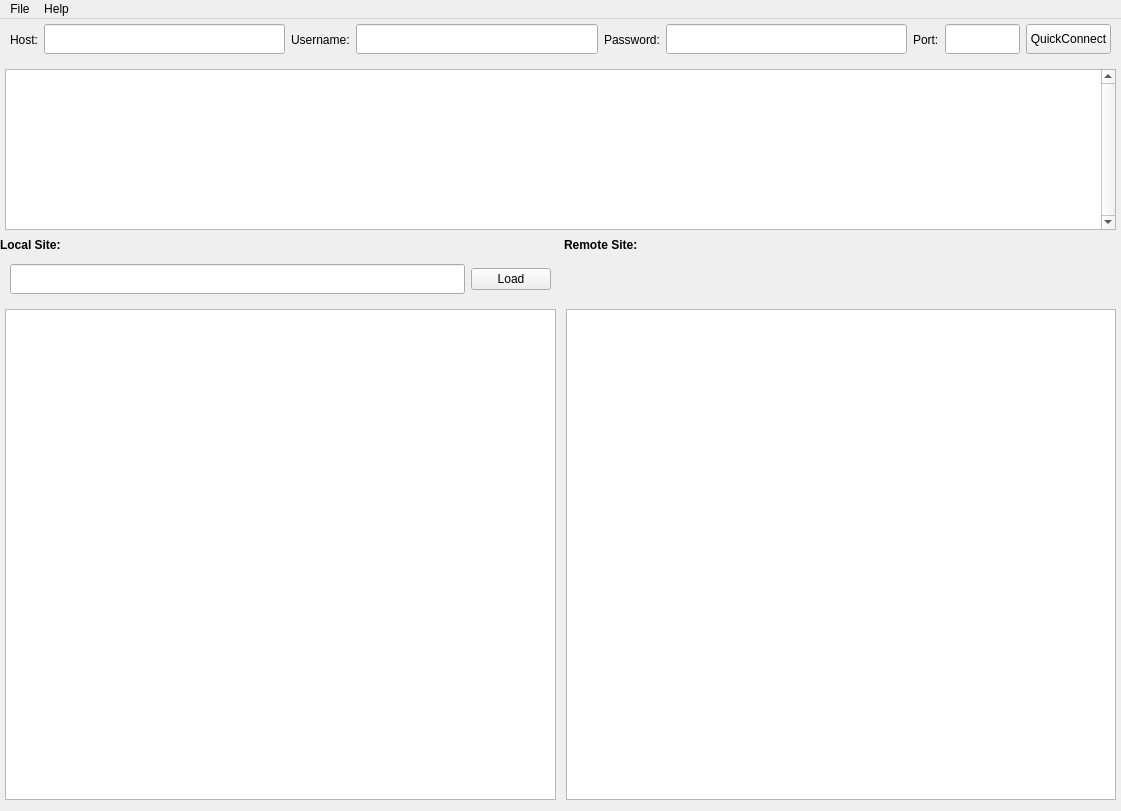
Old version of the form FTPClient.ui in the repository hoangsang17th/FTP.
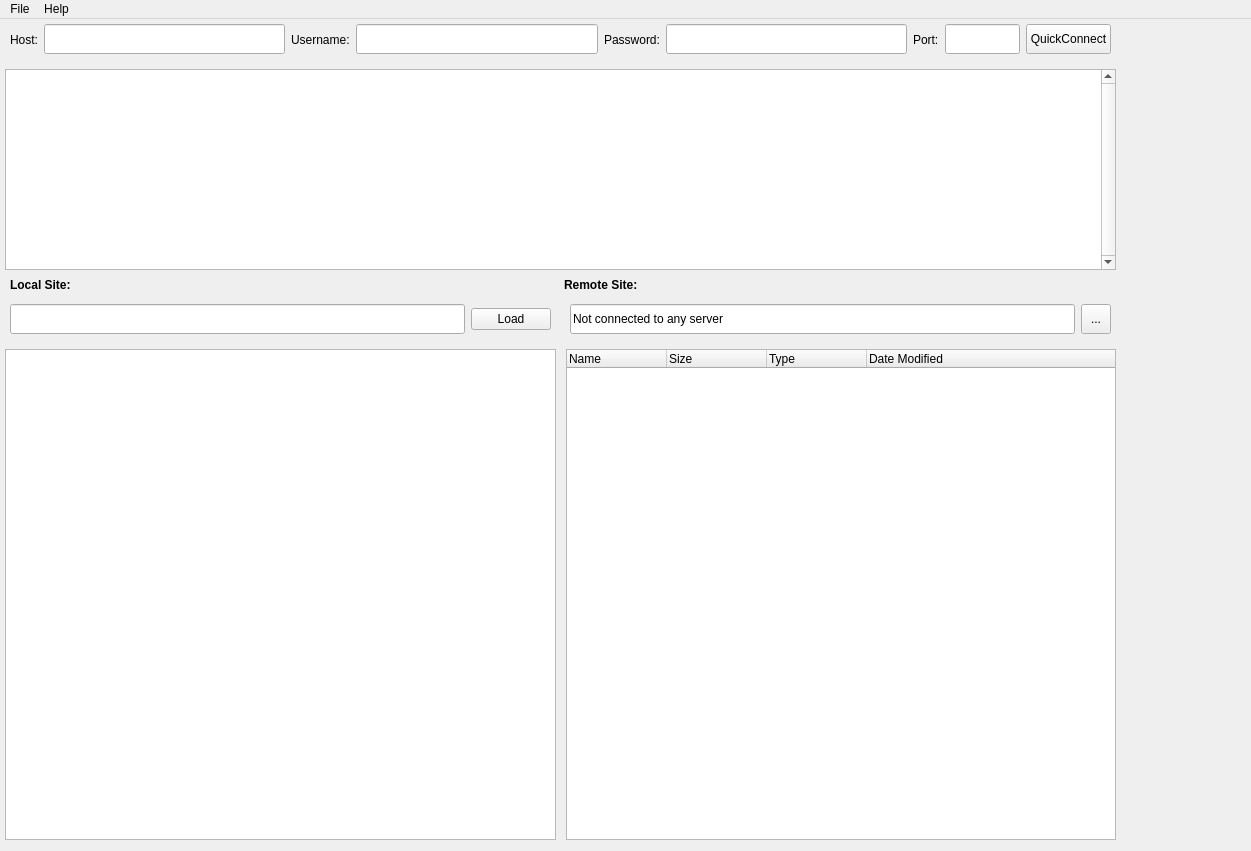
New version of the form. Icons and pictures are not drawn.

Diff of the .ui file:
```diff
--- a/FTPClient.ui
+++ b/FTPClient.ui
@@ -6,20 +6,35 @@
    <rect>
     <x>0</x>
     <y>0</y>
-    <width>1121</width>
-    <height>811</height>
+    <width>1251</width>
+    <height>851</height>
    </rect>
   </property>
+  <property name="maximumSize">
+   <size>
+    <width>999999</width>
+    <height>851</height>
+   </size>
+  </property>
   <property name="windowTitle">
    <string>FTP Client by Hoangsang17th</string>
   </property>
   <widget class="QWidget" name="widgetAll">
    <property name="sizePolicy">
-    <sizepolicy hsizetype="Preferred" vsizetype="Preferred">
+    <sizepolicy hsizetype="Maximum" vsizetype="Maximum">
      <horstretch>0</horstretch>
      <verstretch>0</verstretch>
     </sizepolicy>
    </property>
+   <property name="minimumSize">
+    <size>
+     <width>1121</width>
+     <height>825</height>
+    </size>
+   </property>
+   <property name="layoutDirection">
+    <enum>Qt::LeftToRight</enum>
+   </property>
    <widget class="QWidget" name="horizontalLayoutWidget">
     <property name="geometry">
      <rect>
@@ -213,7 +228,7 @@
       <x>0</x>
       <y>40</y>
       <width>1121</width>
-      <height>171</height>
+      <height>211</height>
      </rect>
     </property>
     <layout class="QHBoxLayout" name="layoutStatus">
@@ -248,14 +263,14 @@
     <property name="geometry">
      <rect>
       <x>0</x>
-      <y>280</y>
+      <y>320</y>
       <width>1121</width>
       <height>501</height>
      </rect>
     </property>
     <layout class="QGridLayout" name="gridLayout">
      <property name="sizeConstraint">
-      <enum>QLayout::SetDefaultConstraint</enum>
+      <enum>QLayout::SetMaximumSize</enum>
      </property>
      <property name="leftMargin">
       <number>5</number>
@@ -270,13 +285,79 @@
       <number>10</number>
      </property>
      <item row="2" column="0">
-      <widget class="QTreeView" name="folderLocal"/>
+      <widget class="QTreeView" name="folderLocal">
+       <property name="mouseTracking">
+        <bool>true</bool>
+       </property>
+       <property name="contextMenuPolicy">
+        <enum>Qt::CustomContextMenu</enum>
+       </property>
+       <property name="acceptDrops">
+        <bool>true</bool>
+       </property>
+       <property name="dragEnabled">
+        <bool>true</bool>
+       </property>
+       <property name="dragDropOverwriteMode">
+        <bool>true</bool>
+       </property>
+       <property name="dragDropMode">
+        <enum>QAbstractItemView::DragDrop</enum>
+       </property>
+       <property name="defaultDropAction">
+        <enum>Qt::MoveAction</enum>
+       </property>
+       <property name="sortingEnabled">
+        <bool>true</bool>
+       </property>
+      </widget>
      </item>
      <item row="2" column="1">
-      <widget class="QTreeView" name="folderServer">
+      <widget class="QTreeWidget" name="folderServer">
+       <property name="minimumSize">
+        <size>
+         <width>550</width>
+         <height>0</height>
+        </size>
+       </property>
+       <property name="maximumSize">
+        <size>
+         <width>550</width>
+         <height>16777215</height>
+        </size>
+       </property>
+       <property name="focusPolicy">
+        <enum>Qt::ClickFocus</enum>
+       </property>
        <property name="contextMenuPolicy">
         <enum>Qt::NoContextMenu</enum>
        </property>
+       <property name="dragEnabled">
+        <bool>true</bool>
+       </property>
+       <property name="dragDropOverwriteMode">
+        <bool>true</bool>
+       </property>
+       <column>
+        <property name="text">
+         <string>Name</string>
+        </property>
+       </column>
+       <column>
+        <property name="text">
+         <string>Size</string>
+        </property>
+       </column>
+       <column>
+        <property name="text">
+         <string>Type</string>
+        </property>
+       </column>
+       <column>
+        <property name="text">
+         <string>Date Modified</string>
+        </property>
+       </column>
       </widget>
      </item>
     </layout>
@@ -285,12 +366,18 @@
     <property name="geometry">
      <rect>
       <x>0</x>
-      <y>210</y>
+      <y>250</y>
       <width>1121</width>
       <height>31</height>
      </rect>
     </property>
     <layout class="QHBoxLayout" name="layoutNameSite">
+     <property name="leftMargin">
+      <number>10</number>
+     </property>
+     <property name="rightMargin">
+      <number>10</number>
+     </property>
      <item>
       <widget class="QLabel" name="lbFolderLocal">
        <property name="font">
@@ -326,7 +413,7 @@
     <property name="geometry">
      <rect>
       <x>0</x>
-      <y>240</y>
+      <y>280</y>
       <width>561</width>
       <height>41</height>
      </rect>
@@ -360,13 +447,60 @@
      </item>
     </layout>
    </widget>
+   <widget class="QWidget" name="horizontalLayoutWidget_5">
+    <property name="geometry">
+     <rect>
+      <x>560</x>
+      <y>280</y>
+      <width>561</width>
+      <height>41</height>
+     </rect>
+    </property>
+    <layout class="QHBoxLayout" name="layoutPathServer">
+     <property name="leftMargin">
+      <number>10</number>
+     </property>
+     <property name="rightMargin">
+      <number>10</number>
+     </property>
+     <item>
+      <widget class="QLineEdit" name="inputDirPathServer">
+       <property name="minimumSize">
+        <size>
+         <width>0</width>
+         <height>30</height>
+        </size>
+       </property>
+       <property name="text">
+        <string>Not connected to any server</string>
+       </property>
+       <property name="readOnly">
+        <bool>true</bool>
+       </property>
+      </widget>
+     </item>
+     <item>
+      <widget class="QToolButton" name="toolButton">
+       <property name="minimumSize">
+        <size>
+         <width>30</width>
+         <height>30</height>
+        </size>
+       </property>
+       <property name="text">
+        <string>...</string>
+       </property>
+      </widget>
+     </item>
+    </layout>
+   </widget>
   </widget>
   <widget class="QMenuBar" name="menubar">
    <property name="geometry">
     <rect>
      <x>0</x>
      <y>0</y>
-     <width>1121</width>
+     <width>1251</width>
      <height>26</height>
     </rect>
    </property>
```
Left out of the diff: 39 changed lines with no effect on the pictures.
